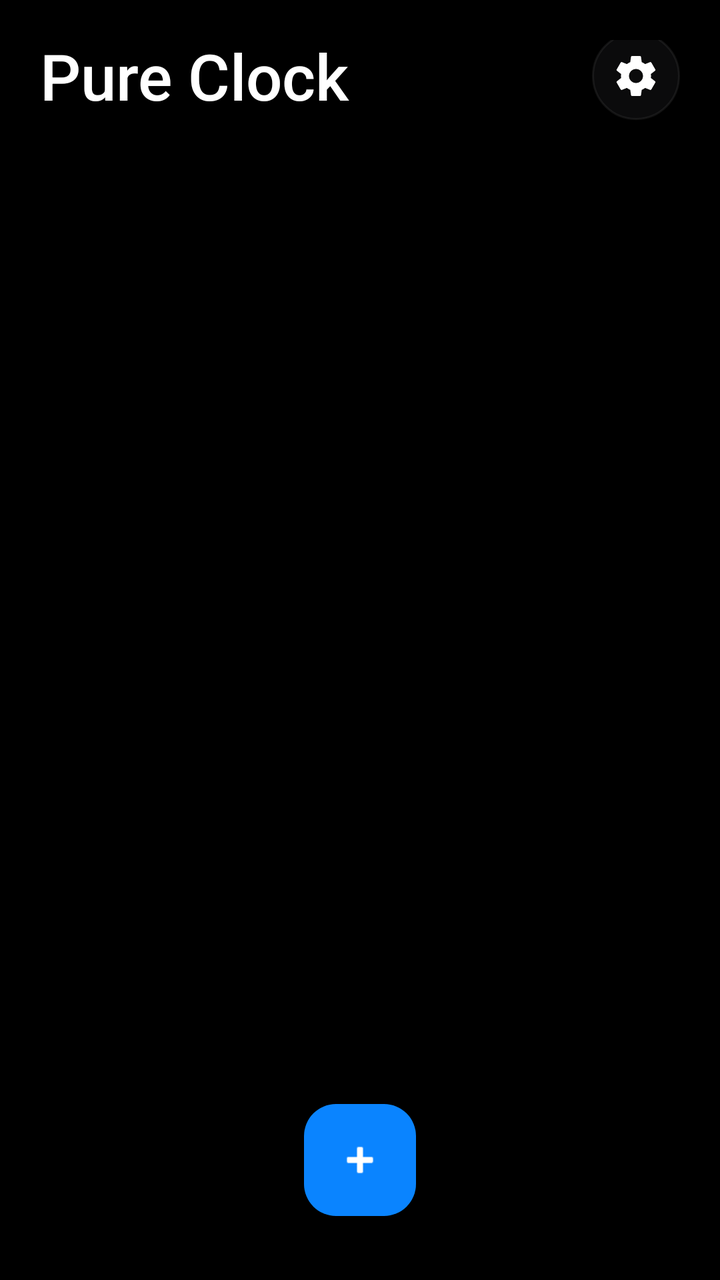
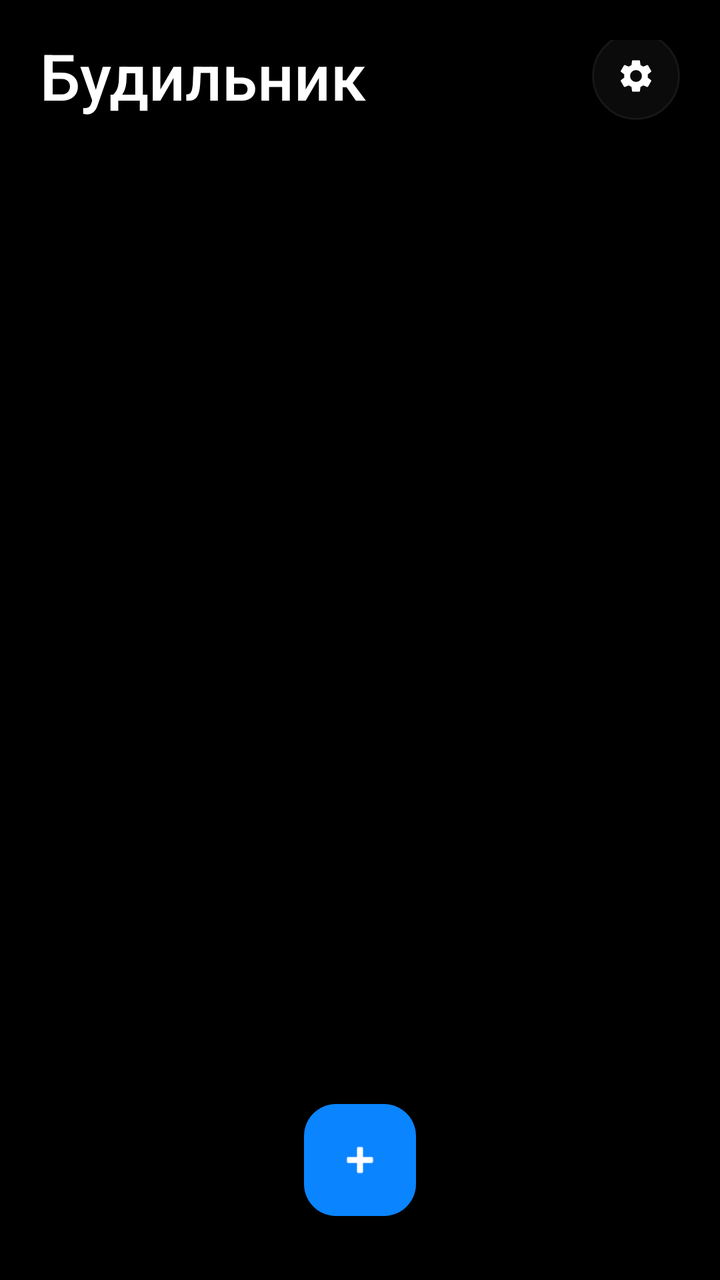

The first picture is an Android layout as it rendered before a commit; the second is the same layout after the commit. The layout source and the unified diff follow.
<!-- AndroidManifest.xml: application theme Theme.UkrAlarm -->
<!-- res/layout/activity_main.xml -->
<?xml version="1.0" encoding="utf-8"?>
<androidx.coordinatorlayout.widget.CoordinatorLayout
    xmlns:android="http://schemas.android.com/apk/res/android"
    xmlns:app="http://schemas.android.com/apk/res-auto"
    android:layout_width="match_parent"
    android:layout_height="match_parent"
    android:background="?android:attr/windowBackground">

    <com.google.android.material.appbar.AppBarLayout
        android:layout_width="match_parent"
        android:layout_height="wrap_content"
        android:background="@android:color/transparent"
        app:elevation="0dp">

        <FrameLayout
            android:layout_width="match_parent"
            android:layout_height="wrap_content">

            
            <RelativeLayout
                android:id="@+id/layoutNormalHeader"
                android:layout_width="match_parent"
                android:layout_height="wrap_content"
                android:paddingHorizontal="20dp"
                android:paddingTop="20dp"
                android:paddingBottom="12dp">

                <TextView
                    android:id="@+id/textHeaderTitle"
                    android:layout_width="wrap_content"
                    android:layout_height="wrap_content"
                    android:layout_alignParentStart="true"
                    android:layout_centerVertical="true"
                    android:layout_toStartOf="@id/btnSettings"
                    android:layout_marginEnd="12dp"
                    android:text="@string/app_name"
                    android:textSize="32sp"
                    android:fontFamily="sans-serif-medium"
                    android:textColor="?android:attr/textColorPrimary" />

                <ImageButton
                    android:id="@+id/btnSettings"
                    android:layout_width="44dp"
                    android:layout_height="44dp"
                    android:layout_alignParentEnd="true"
                    android:layout_centerVertical="true"
                    android:background="@drawable/bg_day_toggle"
                    android:padding="10dp"
                    android:src="@drawable/ic_settings"
                    app:tint="?android:attr/textColorPrimary" />

            </RelativeLayout>

            
            <RelativeLayout
                android:id="@+id/layoutSelectionHeader"
                android:layout_width="match_parent"
                android:layout_height="64dp"
                android:paddingHorizontal="16dp"
                android:gravity="center_vertical"
                android:visibility="gone">

                <ImageButton
                    android:id="@+id/btnCancelSelection"
                    android:layout_width="44dp"
                    android:layout_height="44dp"
                    android:layout_alignParentStart="true"
                    android:layout_centerVertical="true"
                    android:background="?attr/selectableItemBackgroundBorderless"
                    android:src="@android:drawable/ic_menu_close_clear_cancel"
                    app:tint="?android:attr/textColorPrimary" />

                <TextView
                    android:id="@+id/textSelectionCount"
                    android:layout_width="wrap_content"
                    android:layout_height="wrap_content"
                    android:layout_toEndOf="@id/btnCancelSelection"
                    android:layout_toStartOf="@id/btnHeaderSelectAll"
                    android:layout_centerVertical="true"
                    android:layout_marginStart="12dp"
                    android:layout_marginEnd="8dp"
                    android:text="Вибрано: 1"
                    android:textSize="20sp"
                    android:fontFamily="sans-serif-medium"
                    android:textColor="?android:attr/textColorPrimary" />

                <TextView
                    android:id="@+id/btnHeaderSelectAll"
                    android:layout_width="wrap_content"
                    android:layout_height="match_parent"
                    android:layout_alignParentEnd="true"
                    android:gravity="center_vertical"
                    android:text="@string/select_all"
                    android:textColor="?attr/colorPrimary"
                    android:textSize="16sp"
                    android:fontFamily="sans-serif-medium"
                    android:background="?attr/selectableItemBackgroundBorderless"
                    android:paddingHorizontal="8dp" />

            </RelativeLayout>

        </FrameLayout>

    </com.google.android.material.appbar.AppBarLayout>

    <TextView
        android:id="@+id/emptyView"
        android:layout_width="wrap_content"
        android:layout_height="wrap_content"
        android:layout_gravity="center"
        android:text="@string/no_alarms"
        android:textSize="17sp"
        android:lineSpacingExtra="4dp"
        android:textAlignment="center"
        android:textColor="?android:attr/textColorSecondary"
        android:visibility="gone" />

    <androidx.recyclerview.widget.RecyclerView
        android:id="@+id/recyclerAlarms"
        android:layout_width="match_parent"
        android:layout_height="match_parent"
        android:paddingHorizontal="16dp"
        android:paddingTop="8dp"
        android:paddingBottom="120dp"
        android:clipToPadding="false"
        app:layout_behavior="@string/appbar_scrolling_view_behavior" />

    
    <com.google.android.material.floatingactionbutton.FloatingActionButton
        android:id="@+id/fabAdd"
        android:layout_width="wrap_content"
        android:layout_height="wrap_content"
        android:layout_gravity="bottom|center_horizontal"
        android:layout_marginBottom="32dp"
        android:src="@android:drawable/ic_input_add"
        android:contentDescription="@string/add_alarm"
        app:backgroundTint="?attr/colorPrimary"
        app:tint="?attr/colorOnPrimary"
        app:elevation="6dp" />

    
    <LinearLayout
        android:id="@+id/layoutSelectionDock"
        android:layout_width="match_parent"
        android:layout_height="wrap_content"
        android:layout_gravity="bottom|center_horizontal"
        android:layout_marginHorizontal="20dp"
        android:layout_marginBottom="28dp"
        android:background="@drawable/bg_glass_dock"
        android:elevation="14dp"
        android:paddingVertical="12dp"
        android:paddingHorizontal="8dp"
        android:orientation="horizontal"
        android:weightSum="3"
        android:visibility="gone">

        
        <LinearLayout
            android:id="@+id/btnBatchEnable"
            android:layout_width="0dp"
            android:layout_height="wrap_content"
            android:layout_weight="1"
            android:gravity="center"
            android:orientation="vertical"
            android:background="?attr/selectableItemBackgroundBorderless"
            android:paddingVertical="6dp">

            <ImageView
                android:layout_width="24dp"
                android:layout_height="24dp"
                android:src="@android:drawable/presence_online"
                app:tint="@color/ios_green" />

            <TextView
                android:layout_width="wrap_content"
                android:layout_height="wrap_content"
                android:text="@string/enable_all"
                android:textSize="12sp"
                android:fontFamily="sans-serif-medium"
                android:textColor="@color/ios_green"
                android:layout_marginTop="4dp" />
        </LinearLayout>

        
        <LinearLayout
            android:id="@+id/btnBatchDisable"
            android:layout_width="0dp"
            android:layout_height="wrap_content"
            android:layout_weight="1"
            android:gravity="center"
            android:orientation="vertical"
            android:background="?attr/selectableItemBackgroundBorderless"
            android:paddingVertical="6dp">

            <ImageView
                android:layout_width="24dp"
                android:layout_height="24dp"
                android:src="@android:drawable/presence_invisible"
                app:tint="?android:attr/textColorSecondary" />

            <TextView
                android:layout_width="wrap_content"
                android:layout_height="wrap_content"
                android:text="@string/disable_all"
                android:textSize="12sp"
                android:fontFamily="sans-serif-medium"
                android:textColor="?android:attr/textColorSecondary"
                android:layout_marginTop="4dp" />
        </LinearLayout>

        
        <LinearLayout
            android:id="@+id/btnBatchDelete"
            android:layout_width="0dp"
            android:layout_height="wrap_content"
            android:layout_weight="1"
            android:gravity="center"
            android:orientation="vertical"
            android:background="?attr/selectableItemBackgroundBorderless"
            android:paddingVertical="6dp">

            <ImageView
                android:layout_width="24dp"
                android:layout_height="24dp"
                android:src="@android:drawable/ic_menu_delete"
                app:tint="@color/ios_red" />

            <TextView
                android:layout_width="wrap_content"
                android:layout_height="wrap_content"
                android:text="@string/delete_all"
                android:textSize="12sp"
                android:fontFamily="sans-serif-medium"
                android:textColor="@color/ios_red"
                android:layout_marginTop="4dp" />
        </LinearLayout>

    </LinearLayout>

</androidx.coordinatorlayout.widget.CoordinatorLayout>
<!-- resources referenced by this layout -->
<resources>
  <color name="ios_green">#34C759</color>
  <color name="ios_red">#FF3B30</color>
  <!-- drawable bg_day_toggle (drawable) -->
  <?xml version="1.0" encoding="utf-8"?>
  <selector xmlns:android="http://schemas.android.com/apk/res/android">
      <item android:state_checked="true">
          <shape android:shape="oval">
              <solid android:color="?attr/colorPrimary" />
          </shape>
      </item>
      <item>
          <shape android:shape="oval">
              <solid android:color="#148E8E93" />
              <stroke android:width="1dp" android:color="#208E8E93" />
          </shape>
      </item>
  </selector>
  <!-- drawable bg_glass_dock (drawable) -->
  <?xml version="1.0" encoding="utf-8"?>
  <shape xmlns:android="http://schemas.android.com/apk/res/android"
      android:shape="rectangle">
      <corners android:radius="32dp" />
      <solid android:color="?attr/colorSurface" />
      <stroke android:width="1.5dp" android:color="?attr/colorOutline" />
  </shape>
  <!-- drawable ic_settings (drawable) -->
  <vector xmlns:android="http://schemas.android.com/apk/res/android"
      android:width="24dp"
      android:height="24dp"
      android:viewportWidth="24"
      android:viewportHeight="24"
      android:tint="?attr/colorControlNormal">
    <path
        android:fillColor="@android:color/white"
        android:pathData="M19.43,12.98c0.04,-0.32 0.07,-0.64 0.07,-0.98s-0.03,-0.66 -0.07,-0.98l2.11,-1.65c0.19,-0.15 0.24,-0.42 0.12,-0.64l-2,-3.46c-0.12,-0.22 -0.39,-0.3 -0.61,-0.22l-2.49,1c-0.52,-0.4 -1.08,-0.73 -1.69,-0.98l-0.38,-2.65C14.46,2.18 14.25,2 14,2h-4c-0.25,0 -0.46,0.18 -0.49,0.42l-0.38,2.65c-0.61,0.25 -1.17,0.59 -1.69,0.98l-2.49,-1c-0.23,-0.09 -0.49,0 -0.61,0.22l-2,3.46c-0.13,0.22 -0.07,0.49 0.12,0.64l2.11,1.65c-0.04,0.32 -0.07,0.65 -0.07,0.98s0.03,0.66 0.07,0.98l-2.11,1.65c-0.19,0.15 -0.24,0.42 -0.12,0.64l2,3.46c0.12,0.22 0.39,0.3 0.61,0.22l2.49,-1c0.52,0.4 1.08,0.73 1.69,0.98l0.38,2.65c0.03,0.24 0.24,0.42 0.49,0.42h4c0.25,0 0.46,-0.18 0.49,-0.42l0.38,-2.65c0.61,-0.25 1.17,-0.59 1.69,-0.98l2.49,1c0.23,0.09 0.49,0 0.61,-0.22l2,-3.46c0.12,-0.22 0.07,-0.49 -0.12,-0.64l-2.11,-1.65zM12,15.5c-1.93,0 -3.5,-1.57 -3.5,-3.5s1.57,-3.5 3.5,-3.5 3.5,1.57 3.5,3.5 -1.57,3.5 -3.5,3.5z"/>
  </vector>
  <string name="add_alarm">Додати будильник</string>
  <string name="app_name">Pure Clock</string>
  <string name="delete_all">Видалити всі</string>
  <string name="disable_all">Вимкнути всі</string>
  <string name="enable_all">Увімкнути всі</string>
  <string name="no_alarms">Немає будильників\nНатисніть + щоб додати</string>
  <string name="select_all">Вибрати всі</string>
  <style name="Theme.UkrAlarm" parent="Theme.UkrAlarm.Black" />
  <color name="ios_blue_dark">#0A84FF</color>
  <color name="black_bg">#000000</color>
  <color name="black_card">#161618</color>
  <color name="black_text_primary">#FFFFFF</color>
  <color name="black_text_secondary">#8E8E93</color>
  <color name="black_card_border">#26FFFFFF</color>
  <style name="ShapeAppearance.UkrAlarm.Card" parent="ShapeAppearance.Material3.Corner.Medium">
          <item name="cornerSize">24dp</item>
      </style>
  <!-- unchanged entries left out for length: 1 -->
</resources>

<!-- the commit's change to res/layout/activity_main.xml (unified diff, before → after) -->
@@ -33,7 +33,7 @@
                     android:layout_centerVertical="true"
                     android:layout_toStartOf="@id/btnSettings"
                     android:layout_marginEnd="12dp"
-                    android:text="@string/app_name"
+                    android:text="@string/main_title"
                     android:textSize="32sp"
                     android:fontFamily="sans-serif-medium"
                     android:textColor="?android:attr/textColorPrimary" />
@@ -44,8 +44,10 @@
                     android:layout_height="44dp"
                     android:layout_alignParentEnd="true"
                     android:layout_centerVertical="true"
-                    android:background="@drawable/bg_day_toggle"
+                    android:background="@drawable/bg_circle_button"
+                    android:scaleType="centerInside"
                     android:padding="10dp"
+                    android:contentDescription="@string/settings"
                     android:src="@drawable/ic_settings"
                     app:tint="?android:attr/textColorPrimary" />
 
<!-- resource entries referenced after the edit -->
@@ -2,21 +2,17 @@
 <resources>
   <color name="ios_green">#34C759</color>
   <color name="ios_red">#FF3B30</color>
-  <!-- drawable bg_day_toggle (drawable) -->
+  <!-- drawable bg_circle_button (drawable) -->
   <?xml version="1.0" encoding="utf-8"?>
-  <selector xmlns:android="http://schemas.android.com/apk/res/android">
-      <item android:state_checked="true">
-          <shape android:shape="oval">
-              <solid android:color="?attr/colorPrimary" />
-          </shape>
-      </item>
+  <ripple xmlns:android="http://schemas.android.com/apk/res/android"
+      android:color="?attr/colorControlHighlight">
       <item>
           <shape android:shape="oval">
               <solid android:color="#148E8E93" />
               <stroke android:width="1dp" android:color="#208E8E93" />
           </shape>
       </item>
-  </selector>
+  </ripple>
   <!-- drawable bg_glass_dock (drawable) -->
   <?xml version="1.0" encoding="utf-8"?>
   <shape xmlns:android="http://schemas.android.com/apk/res/android"
@@ -30,19 +26,25 @@
       android:width="24dp"
       android:height="24dp"
       android:viewportWidth="24"
-      android:viewportHeight="24"
-      android:tint="?attr/colorControlNormal">
-    <path
-        android:fillColor="@android:color/white"
-        android:pathData="M19.43,12.98c0.04,-0.32 0.07,-0.64 0.07,-0.98s-0.03,-0.66 -0.07,-0.98l2.11,-1.65c0.19,-0.15 0.24,-0.42 0.12,-0.64l-2,-3.46c-0.12,-0.22 -0.39,-0.3 -0.61,-0.22l-2.49,1c-0.52,-0.4 -1.08,-0.73 -1.69,-0.98l-0.38,-2.65C14.46,2.18 14.25,2 14,2h-4c-0.25,0 -0.46,0.18 -0.49,0.42l-0.38,2.65c-0.61,0.25 -1.17,0.59 -1.69,0.98l-2.49,-1c-0.23,-0.09 -0.49,0 -0.61,0.22l-2,3.46c-0.13,0.22 -0.07,0.49 0.12,0.64l2.11,1.65c-0.04,0.32 -0.07,0.65 -0.07,0.98s0.03,0.66 0.07,0.98l-2.11,1.65c-0.19,0.15 -0.24,0.42 -0.12,0.64l2,3.46c0.12,0.22 0.39,0.3 0.61,0.22l2.49,-1c0.52,0.4 1.08,0.73 1.69,0.98l0.38,2.65c0.03,0.24 0.24,0.42 0.49,0.42h4c0.25,0 0.46,-0.18 0.49,-0.42l0.38,-2.65c0.61,-0.25 1.17,-0.59 1.69,-0.98l2.49,1c0.23,0.09 0.49,0 0.61,-0.22l2,-3.46c0.12,-0.22 0.07,-0.49 -0.12,-0.64l-2.11,-1.65zM12,15.5c-1.93,0 -3.5,-1.57 -3.5,-3.5s1.57,-3.5 3.5,-3.5 3.5,1.57 3.5,3.5 -1.57,3.5 -3.5,3.5z"/>
+      android:viewportHeight="24">
+      <group
+          android:scaleX="0.82"
+          android:scaleY="0.82"
+          android:pivotX="12"
+          android:pivotY="12">
+          <path
+              android:fillColor="#FFFFFFFF"
+              android:pathData="M19.14,12.94c0.04,-0.3 0.06,-0.61 0.06,-0.94c0,-0.32 -0.02,-0.64 -0.07,-0.94l2.03,-1.58c0.18,-0.14 0.23,-0.41 0.12,-0.61l-1.92,-3.32c-0.12,-0.22 -0.37,-0.29 -0.59,-0.22l-2.39,0.96c-0.5,-0.38 -1.03,-0.7 -1.62,-0.94L14.4,2.81c-0.04,-0.24 -0.24,-0.41 -0.48,-0.41h-3.84c-0.24,0 -0.43,0.17 -0.47,0.41L9.25,5.35C8.66,5.59 8.12,5.92 7.63,6.29L5.24,5.33c-0.22,-0.08 -0.47,0 -0.59,0.22L2.74,8.87C2.62,9.08 2.66,9.34 2.86,9.48l2.03,1.58C4.84,11.36 4.8,11.69 4.8,12s0.02,0.64 0.07,0.94l-2.03,1.58c-0.18,0.14 -0.23,0.41 -0.12,0.61l1.92,3.32c0.12,0.22 0.37,0.29 0.59,0.22l2.39,-0.96c0.5,0.38 1.03,0.7 1.62,0.94l0.36,2.54c0.05,0.24 0.24,0.41 0.48,0.41h3.84c0.24,0 0.44,-0.17 0.47,-0.41l0.36,-2.54c0.59,-0.24 1.13,-0.56 1.62,-0.94l2.39,0.96c0.22,0.08 0.47,0 0.59,-0.22l1.92,-3.32c0.12,-0.22 0.07,-0.47 -0.12,-0.61L19.14,12.94z M12,15.6c-1.98,0 -3.6,-1.62 -3.6,-3.6s1.62,-3.6 3.6,-3.6s3.6,1.62 3.6,3.6S13.98,15.6 12,15.6z" />
+      </group>
   </vector>
   <string name="add_alarm">Додати будильник</string>
-  <string name="app_name">Pure Clock</string>
   <string name="delete_all">Видалити всі</string>
   <string name="disable_all">Вимкнути всі</string>
   <string name="enable_all">Увімкнути всі</string>
+  <string name="main_title">Будильник</string>
   <string name="no_alarms">Немає будильників\nНатисніть + щоб додати</string>
   <string name="select_all">Вибрати всі</string>
+  <string name="settings">Налаштування</string>
   <style name="Theme.UkrAlarm" parent="Theme.UkrAlarm.Black" />
   <color name="ios_blue_dark">#0A84FF</color>
   <color name="black_bg">#000000</color>
